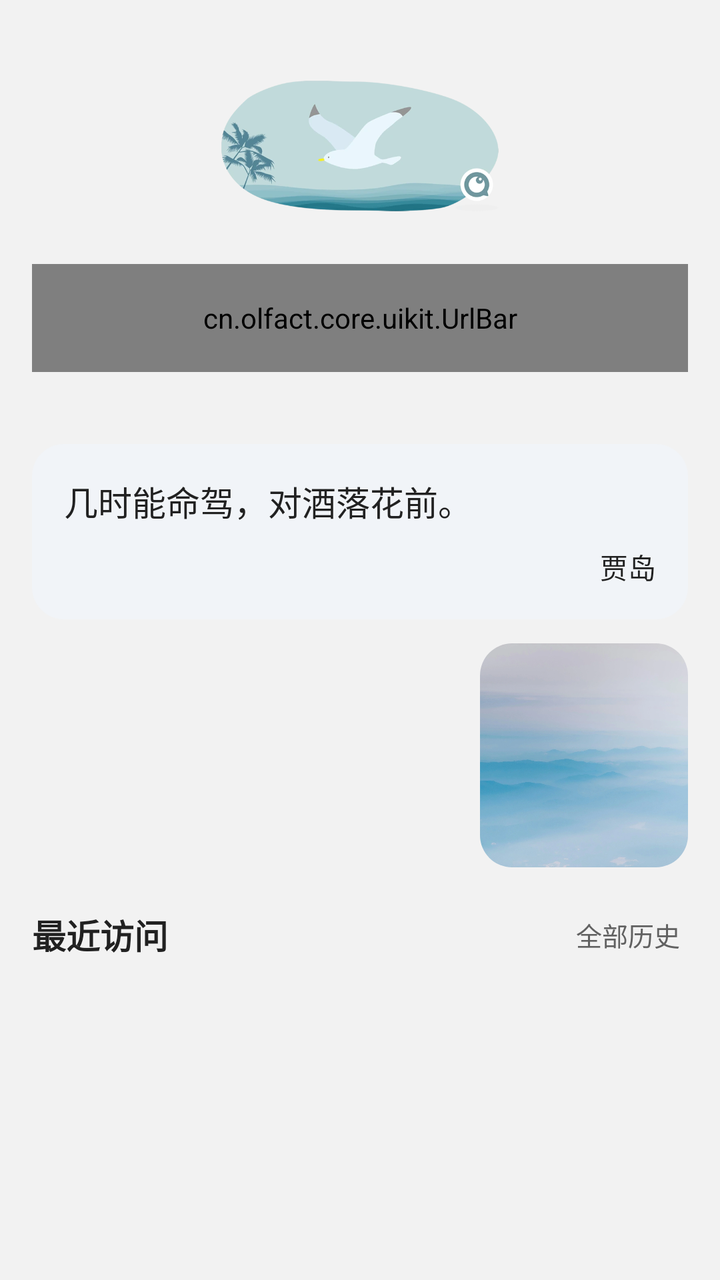
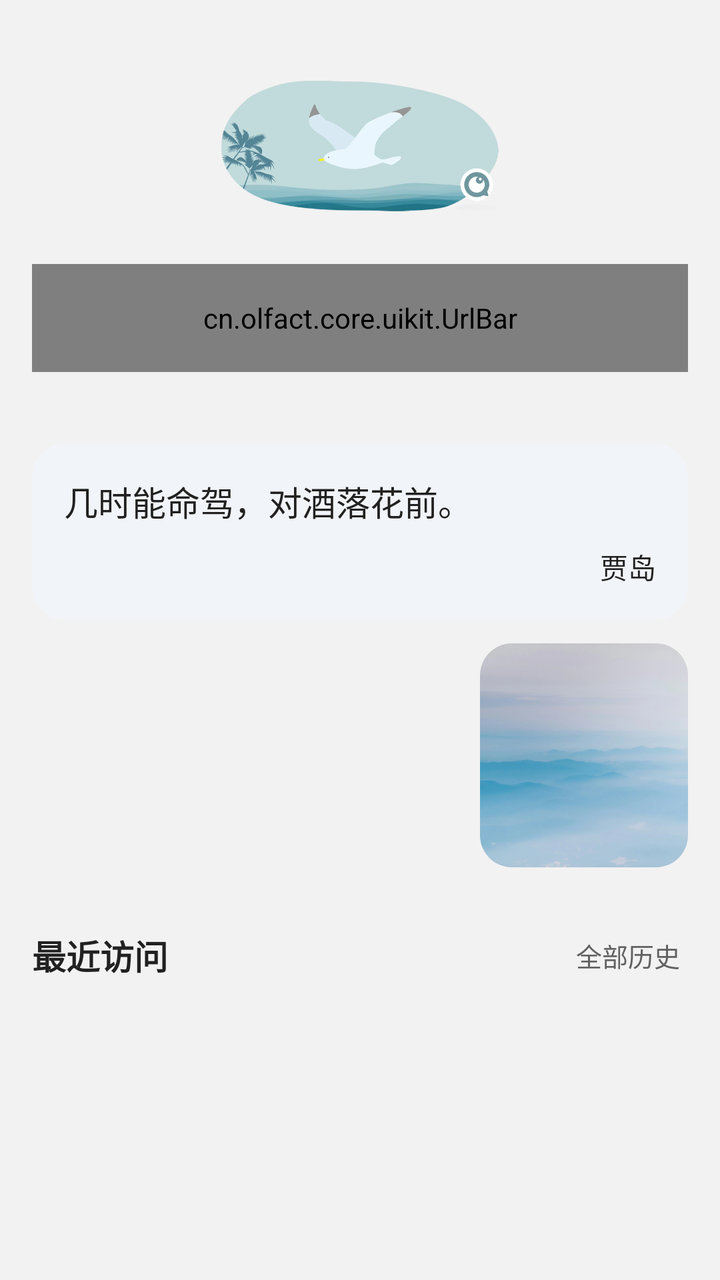

The first picture is an Android layout as it rendered before a commit; the second is the same layout after the commit. The layout source and the unified diff follow.
<!-- AndroidManifest.xml: application theme Theme.Olfact -->
<!-- res/layout/fragment_home.xml -->
<?xml version="1.0" encoding="utf-8"?>
<ScrollView xmlns:android="http://schemas.android.com/apk/res/android"
    android:id="@+id/scroll"
    android:layout_width="match_parent"
    android:layout_height="match_parent"
    android:background="@color/page_bg"
    android:clipToPadding="false"
    android:fillViewport="true"
    android:overScrollMode="never"
    android:scrollbars="none">

    <LinearLayout
        android:layout_width="match_parent"
        android:layout_height="wrap_content"
        android:orientation="vertical"
        android:paddingStart="16dp"
        android:paddingTop="12dp"
        android:paddingEnd="16dp"
        android:paddingBottom="24dp">

        
        <FrameLayout
            android:id="@+id/hero"
            android:layout_width="match_parent"
            android:layout_height="wrap_content"
            android:paddingTop="28dp"
            android:paddingBottom="10dp">

            <ImageView
                android:layout_width="140dp"
                android:layout_height="66dp"
                android:layout_gravity="center"
                android:contentDescription="@string/app_name"
                android:src="@drawable/home_bird" />
        </FrameLayout>

        <cn.olfact.core.uikit.UrlBar
            android:id="@+id/urlBar"
            android:layout_width="match_parent"
            android:layout_height="54dp"
            android:layout_marginTop="16dp" />

        <LinearLayout
            android:id="@+id/shortcuts"
            android:layout_width="match_parent"
            android:layout_height="wrap_content"
            android:layout_marginTop="18dp"
            android:baselineAligned="false"
            android:orientation="horizontal" />

        <LinearLayout
            android:id="@+id/quoteCard"
            android:layout_width="match_parent"
            android:layout_height="wrap_content"
            android:layout_marginTop="18dp"
            android:background="@drawable/uikit_bg_soft"
            android:orientation="vertical"
            android:padding="16dp">

            <TextView
                android:id="@+id/quoteText"
                android:layout_width="match_parent"
                android:layout_height="wrap_content"
                android:text="几时能命驾，对酒落花前。"
                android:textColor="@color/text_primary"
                android:textSize="17sp" />

            <TextView
                android:id="@+id/quoteAuthor"
                android:layout_width="match_parent"
                android:layout_height="wrap_content"
                android:layout_marginTop="10dp"
                android:gravity="end"
                android:text="贾岛"
                android:textColor="@color/text_primary"
                android:textSize="14sp" />
        </LinearLayout>

        <LinearLayout
            android:layout_width="match_parent"
            android:layout_height="wrap_content"
            android:layout_marginTop="12dp"
            android:baselineAligned="false"
            android:orientation="horizontal">

            <LinearLayout
                android:id="@+id/statsCard"
                android:layout_width="0dp"
                android:layout_height="wrap_content"
                android:layout_weight="1"
                android:background="@drawable/uikit_bg_soft"
                android:orientation="vertical" />

            <ImageView
                android:id="@+id/scenery"
                android:layout_width="104dp"
                android:layout_height="112dp"
                android:layout_marginStart="12dp"
                android:background="@drawable/uikit_bg_soft"
                android:clipToOutline="true"
                android:contentDescription="@null"
                android:scaleType="centerCrop"
                android:src="@drawable/home_scenery" />
        </LinearLayout>

        <LinearLayout
            android:id="@+id/recentHeader"
            android:layout_width="match_parent"
            android:layout_height="wrap_content"
            android:layout_marginTop="20dp"
            android:gravity="center_vertical"
            android:orientation="horizontal">

            <TextView
                android:layout_width="0dp"
                android:layout_height="wrap_content"
                android:layout_weight="1"
                android:text="最近访问"
                android:textColor="@color/text_primary"
                android:textSize="17sp"
                android:textStyle="bold" />

            <TextView
                android:id="@+id/recentMore"
                android:layout_width="wrap_content"
                android:layout_height="wrap_content"
                android:padding="4dp"
                android:text="全部历史"
                android:textColor="@color/text_secondary"
                android:textSize="13sp" />
        </LinearLayout>

        <LinearLayout
            android:id="@+id/recentList"
            android:layout_width="match_parent"
            android:layout_height="wrap_content"
            android:layout_marginTop="8dp"
            android:background="@drawable/uikit_bg_card"
            android:orientation="vertical" />
    </LinearLayout>
</ScrollView>
<!-- resources referenced by this layout -->
<resources>
  <color name="page_bg">@color/uikit_page_bg</color>
  <color name="text_primary">@color/uikit_text_primary</color>
  <color name="text_secondary">@color/uikit_text_secondary</color>
  <!-- drawable home_bird: webp bitmap (drawable-mdpi, 6668 bytes) -->
  <!-- drawable home_scenery: webp bitmap (drawable-nodpi, 157354 bytes) -->
  <!-- drawable uikit_bg_card (drawable) -->
  <?xml version="1.0" encoding="utf-8"?>
  <shape xmlns:android="http://schemas.android.com/apk/res/android" android:shape="rectangle">
      <solid android:color="@color/uikit_card" />
      <corners android:radius="@dimen/uikit_card_radius" />
  </shape>
  <!-- drawable uikit_bg_soft (drawable) -->
  <?xml version="1.0" encoding="utf-8"?>
  <shape xmlns:android="http://schemas.android.com/apk/res/android" android:shape="rectangle">
      <solid android:color="@color/uikit_soft" />
      <corners android:radius="@dimen/uikit_card_radius" />
  </shape>
  <string name="app_name">嗅觉浏览器</string>
  <style name="Theme.Olfact" parent="Theme.AppCompat.DayNight.NoActionBar">
          <item name="colorPrimary">@color/brand</item>
          <item name="colorPrimaryDark">@color/page_bg</item>
          <item name="colorAccent">@color/brand</item>
          <item name="android:windowBackground">@color/page_bg</item>
          <item name="android:textColorPrimary">@color/text_primary</item>
          <item name="android:textColorSecondary">@color/text_secondary</item>
          <item name="android:textColorHint">@color/text_hint</item>
          <item name="android:statusBarColor">@android:color/transparent</item>
          <item name="android:navigationBarColor">@android:color/transparent</item>
          <item name="android:windowLightStatusBar">true</item>
          <item name="android:windowLightNavigationBar" tools:targetApi="27">true</item>
          <item name="android:windowDrawsSystemBarBackgrounds">true</item>
          <item name="android:windowAnimationStyle">@style/AnimationOlfactActivity</item>
      </style>
  <color name="uikit_page_bg">#FFF2F2F2</color>
  <color name="uikit_text_primary">#FF212121</color>
  <color name="uikit_text_secondary">#FF616161</color>
  <color name="uikit_card">#FFFFFFFF</color>
  <dimen name="uikit_card_radius">16dp</dimen>
  <color name="uikit_soft">#FFF1F4F8</color>
  <color name="brand">@color/uikit_accent</color>
  <color name="text_hint">@color/uikit_text_hint</color>
  <style name="AnimationOlfactActivity" parent="@android:style/Animation.Activity">
          <item name="android:activityOpenEnterAnimation">@anim/slide_in_right</item>
          <item name="android:activityOpenExitAnimation">@anim/fade_out</item>
          <item name="android:activityCloseEnterAnimation">@anim/fade_in</item>
          <item name="android:activityCloseExitAnimation">@anim/slide_out_right</item>
      </style>
  <color name="uikit_accent">#FF109D58</color>
  <color name="uikit_text_hint">#FF6E6E6E</color>
</resources>

<!-- the commit's change to res/layout/fragment_home.xml (unified diff, before → after) -->
@@ -30,7 +30,7 @@
                 android:layout_width="140dp"
                 android:layout_height="66dp"
                 android:layout_gravity="center"
-                android:contentDescription="@string/app_name"
+                android:importantForAccessibility="no"
                 android:src="@drawable/home_bird" />
         </FrameLayout>
 
@@ -122,6 +122,8 @@
 
             <TextView
                 android:id="@+id/recentMore"
+                android:minHeight="48dp"
+                android:gravity="center"
                 android:layout_width="wrap_content"
                 android:layout_height="wrap_content"
                 android:padding="4dp"
<!-- resource entries referenced after the edit -->
@@ -17,7 +17,6 @@
       <solid android:color="@color/uikit_soft" />
       <corners android:radius="@dimen/uikit_card_radius" />
   </shape>
-  <string name="app_name">嗅觉浏览器</string>
   <style name="Theme.Olfact" parent="Theme.AppCompat.DayNight.NoActionBar">
           <item name="colorPrimary">@color/brand</item>
           <item name="colorPrimaryDark">@color/page_bg</item>
